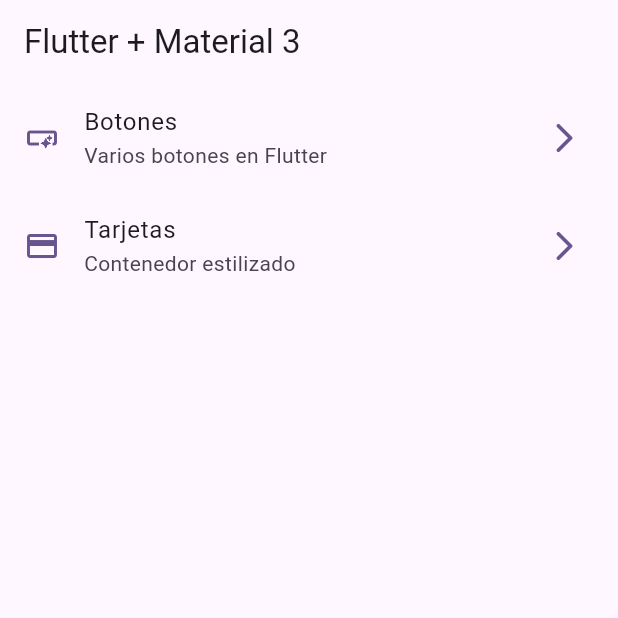
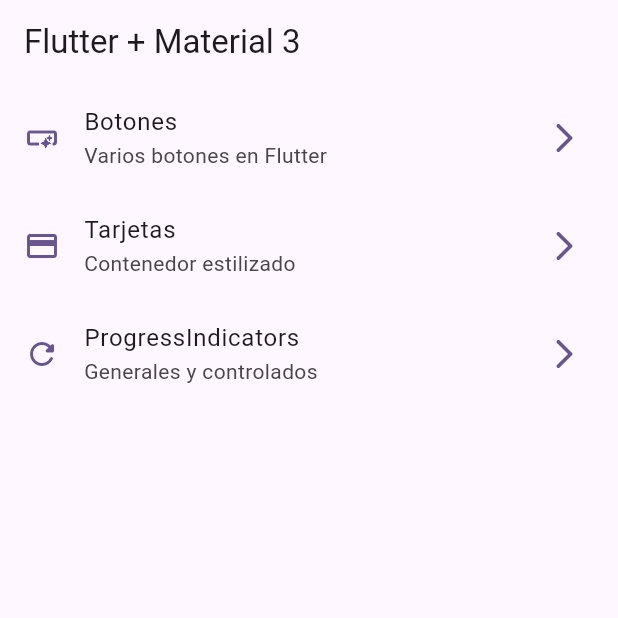
Before and after one commit to Meikez/Flutter-Widgets, a Flutter app: the screen it shows after launch, on a phone screen of 412 x 824 dp, the top half of it. Run offline on Flutter 3.47's test engine with Material 2 defaults, Android fonts, the phone set to English and light mode, and no system bars; our stand-ins replace go_router.

Commit message:
progress indicator terminados

```diff
--- a/lib/config/menu/menu_items.dart
+++ b/lib/config/menu/menu_items.dart
@@ -25,4 +25,11 @@ class MenuItem {
         subtitle:'Contenedor estilizado',
         link: '/cards',
         icon: Icons.credit_card),
+    MenuItem(
+        title: 'ProgressIndicators',
+        subtitle:'Generales y controlados',
+        link: '/progress',
+        icon: Icons.refresh_rounded,)
+
+
   ];
--- a/lib/config/router/app_router.dart
+++ b/lib/config/router/app_router.dart
@@ -21,4 +21,9 @@ final appRouter = GoRouter(
       name: CardsScreen.name,
       builder: (context, state) => const CardsScreen(),
     ),
+    GoRoute(
+      path: '/progress',
+      name: ProgressScreen.name,
+      builder: (context, state) => const ProgressScreen(),
+    ),
   ]);
--- a/lib/presentation/screens/cards/cards_screen.dart
+++ b/lib/presentation/screens/cards/cards_screen.dart
@@ -161,7 +161,7 @@ class _CardType4 extends StatelessWidget {
 
   @override
   Widget build(BuildContext context) {
-    final colors = Theme.of(context).colorScheme;
+
     return Card(
       clipBehavior: Clip.hardEdge,// evita que se salga de su contenido
       elevation: elevation,
```
Also changed, not shown: lib/presentation/screens/progress/progress_screen.dart (+71 -1 lines).
